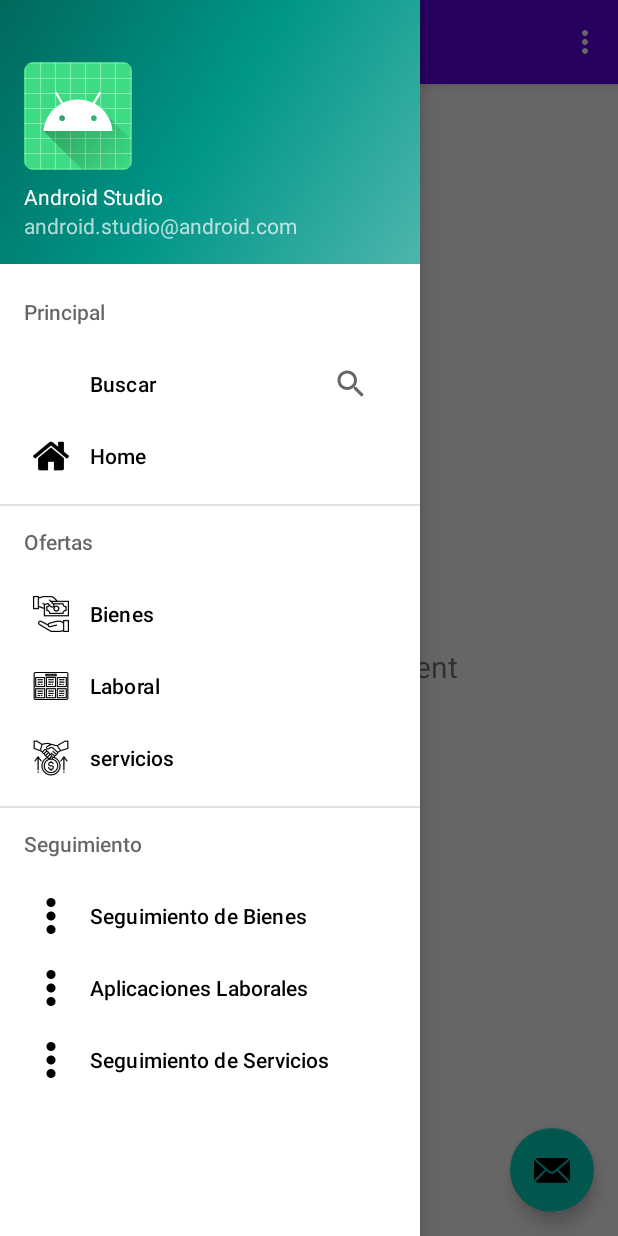
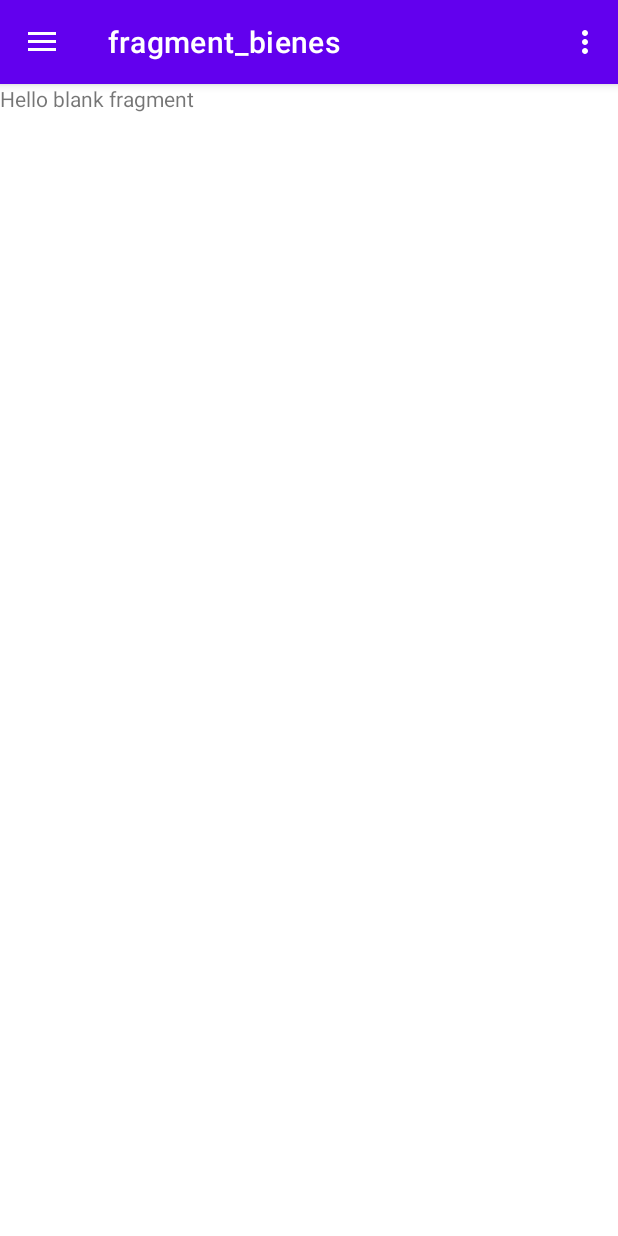
Before and after one commit to Andres-Reyes/KU-1.0, an Android app: the screen it shows after launch (MainActivity), in the side drawer, after a tap on "Bienes", on a phone screen of 412 x 824 dp. Run offline under Robolectric (Android 15) with nearby library versions, the light colour scheme and no system bars; our stand-ins replace navigation-ui.

Commit message:
get commit

```diff
--- /dev/null
+++ b/app/src/main/java/com/example/ku10/FragmentBienes.java
@@ -0,0 +1,64 @@
+package com.example.ku10;
+
+import android.os.Bundle;
+
+import androidx.fragment.app.Fragment;
+
+import android.view.LayoutInflater;
+import android.view.View;
+import android.view.ViewGroup;
+
+/**
+ * A simple {@link Fragment} subclass.
+ * Use the {@link FragmentBienes#newInstance} factory method to
+ * create an instance of this fragment.
+ */
+public class FragmentBienes extends Fragment {
+
+    // TODO: Rename parameter arguments, choose names that match
+    // the fragment initialization parameters, e.g. ARG_ITEM_NUMBER
+    private static final String ARG_PARAM1 = "param1";
+    private static final String ARG_PARAM2 = "param2";
+
+    // TODO: Rename and change types of parameters
+    private String mParam1;
+    private String mParam2;
+
+    public FragmentBienes() {
+        // Required empty public constructor
+    }
+
+    /**
+     * Use this factory method to create a new instance of
+     * this fragment using the provided parameters.
+     *
+     * @param param1 Parameter 1.
+     * @param param2 Parameter 2.
+     * @return A new instance of fragment FragmentBienes.
+     */
+    // TODO: Rename and change types and number of parameters
+    public static FragmentBienes newInstance(String param1, String param2) {
+        FragmentBienes fragment = new FragmentBienes();
+        Bundle args = new Bundle();
+        args.putString(ARG_PARAM1, param1);
+        args.putString(ARG_PARAM2, param2);
+        fragment.setArguments(args);
+        return fragment;
+    }
+
+    @Override
+    public void onCreate(Bundle savedInstanceState) {
+        super.onCreate(savedInstanceState);
+        if (getArguments() != null) {
+            mParam1 = getArguments().getString(ARG_PARAM1);
+            mParam2 = getArguments().getString(ARG_PARAM2);
+        }
+    }
+
+    @Override
+    public View onCreateView(LayoutInflater inflater, ViewGroup container,
+                             Bundle savedInstanceState) {
+        // Inflate the layout for this fragment
+        return inflater.inflate(R.layout.fragment_bienes, container, false);
+    }
+}
--- a/app/src/main/java/com/example/ku10/MainActivity.java
+++ b/app/src/main/java/com/example/ku10/MainActivity.java
@@ -29,24 +29,20 @@ public class MainActivity extends AppCompatActivity {
         setContentView(binding.getRoot());
 
         setSupportActionBar(binding.appBarMain.toolbar);
-        binding.appBarMain.fab.setOnClickListener(new View.OnClickListener() {
-            @Override
-            public void onClick(View view) {
-                Snackbar.make(view, "Replace with your own action", Snackbar.LENGTH_LONG)
-                        .setAction("Action", null).show();
-            }
-        });
+
         DrawerLayout drawer = binding.drawerLayout;
         NavigationView navigationView = binding.navView;
         // Passing each menu ID as a set of Ids because each
         // menu should be considered as top level destinations.
         mAppBarConfiguration = new AppBarConfiguration.Builder(
-                R.id.nav_home, R.id.nav_gallery, R.id.nav_slideshow)
+                R.id.nav_home, R.id.fragmentOfertasLaborales, R.id.fragmentBienes, R.id.fragmentServicios)
                 .setOpenableLayout(drawer)
                 .build();
         NavController navController = Navigation.findNavController(this, R.id.nav_host_fragment_content_main);
         NavigationUI.setupActionBarWithNavController(this, navController, mAppBarConfiguration);
         NavigationUI.setupWithNavController(navigationView, navController);
+
+
     }
 
     @Override
--- a/app/src/main/res/layout/app_bar_main.xml
+++ b/app/src/main/res/layout/app_bar_main.xml
@@ -22,13 +22,4 @@
 
     <include layout="@layout/content_main" />
 
-    <com.google.android.material.floatingactionbutton.FloatingActionButton
-        android:id="@+id/fab"
-        android:layout_width="wrap_content"
-        android:layout_height="wrap_content"
-        android:layout_gravity="bottom|end"
-        android:layout_marginEnd="@dimen/fab_margin"
-        android:layout_marginBottom="16dp"
-        app:srcCompat="@android:drawable/ic_dialog_email" />
-
 </androidx.coordinatorlayout.widget.CoordinatorLayout>
--- /dev/null
+++ b/app/src/main/res/layout/fragment_bienes.xml
@@ -0,0 +1,14 @@
+<?xml version="1.0" encoding="utf-8"?>
+<FrameLayout xmlns:android="http://schemas.android.com/apk/res/android"
+    xmlns:tools="http://schemas.android.com/tools"
+    android:layout_width="match_parent"
+    android:layout_height="match_parent"
+    tools:context=".FragmentBienes">
+
+    <!-- TODO: Update blank fragment layout -->
+    <TextView
+        android:layout_width="match_parent"
+        android:layout_height="match_parent"
+        android:text="@string/hello_blank_fragment" />
+
+</FrameLayout>
--- a/app/src/main/res/menu/activity_main_drawer.xml
+++ b/app/src/main/res/menu/activity_main_drawer.xml
@@ -23,15 +23,15 @@
         <menu>
             <group android:checkableBehavior="single">
             <item
-                android:id="@+id/nav_Bienes"
+                android:id="@+id/fragmentBienes"
                 android:icon="@drawable/pay"
                 android:title="Bienes" />
             <item
-                android:id="@+id/nav_Laboral"
+                android:id="@+id/fragmentOfertasLaborales"
                 android:icon="@drawable/schedule"
                 android:title="Laboral" />
             <item
-                android:id="@+id/nav_servicios"
+                android:id="@+id/fragmentServicios"
                 android:icon="@drawable/acquisition"
                 android:title="servicios" />
             </group>
--- a/app/src/main/res/navigation/mobile_navigation.xml
+++ b/app/src/main/res/navigation/mobile_navigation.xml
@@ -22,4 +22,19 @@
         android:name="com.example.ku10.ui.slideshow.SlideshowFragment"
         android:label="@string/menu_slideshow"
         tools:layout="@layout/fragment_slideshow" />
+    <fragment
+        android:id="@+id/fragmentOfertasLaborales"
+        android:name="com.example.ku10.FragmentOfertasLaborales"
+        android:label="fragment_ofertas_laborales"
+        tools:layout="@layout/fragment_ofertas_laborales" />
+    <fragment
+        android:id="@+id/fragmentBienes"
+        android:name="com.example.ku10.FragmentBienes"
+        android:label="fragment_bienes"
+        tools:layout="@layout/fragment_bienes" />
+    <fragment
+        android:id="@+id/fragmentServicios"
+        android:name="com.example.ku10.FragmentServicios"
+        android:label="fragment_servicios"
+        tools:layout="@layout/fragment_servicios" />
 </navigation>
--- a/app/src/main/res/values/strings.xml
+++ b/app/src/main/res/values/strings.xml
@@ -10,4 +10,6 @@
     <string name="menu_home">Home</string>
     <string name="menu_gallery">Gallery</string>
     <string name="menu_slideshow">Slideshow</string>
+    <!-- TODO: Remove or change this placeholder text -->
+    <string name="hello_blank_fragment">Hello blank fragment</string>
 </resources>
```
Also changed, not shown: app/src/main/java/com/example/ku10/FragmentOfertasLaborales.java (added, +14 -0 lines), app/src/main/java/com/example/ku10/FragmentServicios.java (added, +64 -0 lines), app/src/main/res/layout/fragment_ofertas_laborales.xml (added, +14 -0 lines), app/src/main/res/layout/fragment_servicios.xml (added, +14 -0 lines).
